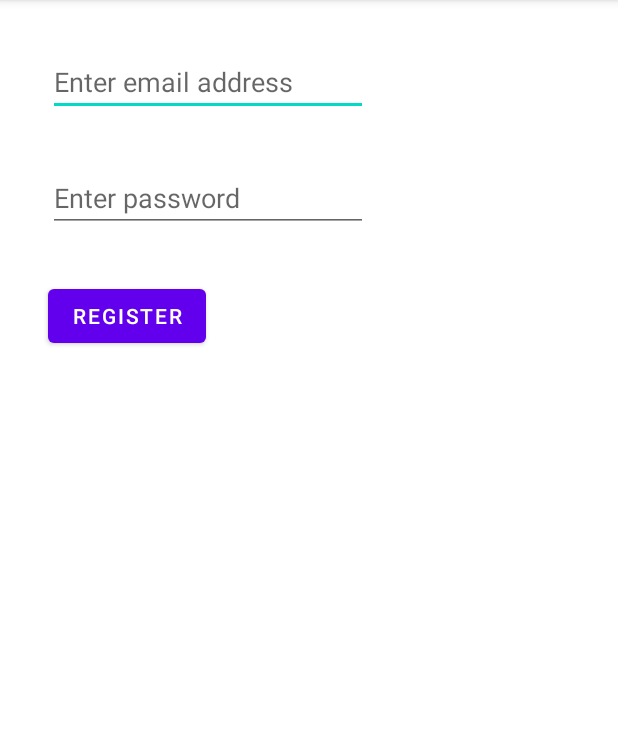
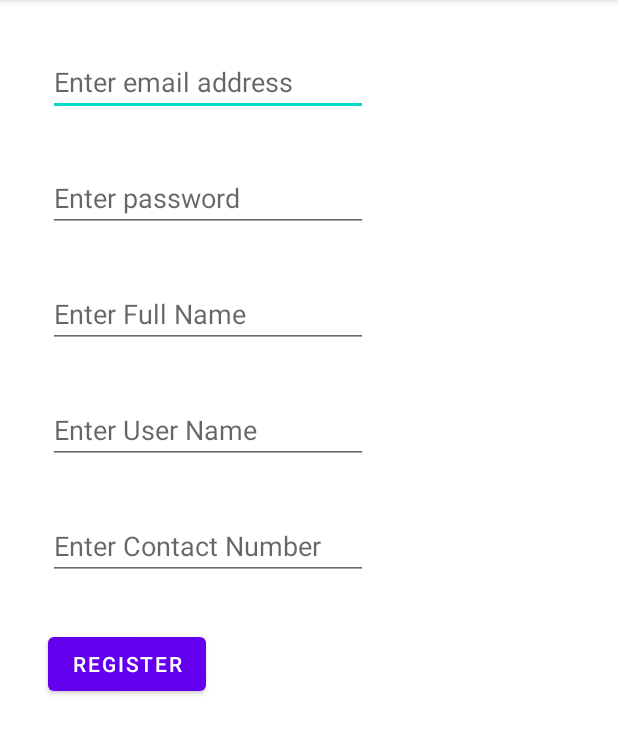
Before and after one commit to YashwardhanChavan/Firebase-Demo, an Android app: the RegisterActivity screen opened directly, with no data from a screen before it, after a tap on "REGISTER", on a phone screen of 412 x 824 dp, the part 84-839 px from its top. Run offline under Robolectric (Android 15) with nearby library versions, the phone set to English and light mode, and no system bars; our stand-ins replace Firebase (no records; nobody signed in at launch, a user with empty details on screens opened directly).

Commit message:
User is now able to LOGIN, REGISTER, LOGOUT and all the credentials namely email address, name, username and contact are stored in the database.

```diff
--- a/app/build.gradle
+++ b/app/build.gradle
@@ -35,6 +35,7 @@ dependencies {
     implementation 'com.google.android.material:material:1.2.1'
     implementation 'androidx.constraintlayout:constraintlayout:2.0.4'
     implementation 'com.google.firebase:firebase-auth:20.0.0'
+    implementation 'com.google.firebase:firebase-database:19.5.1'
     testImplementation 'junit:junit:4.+'
     androidTestImplementation 'androidx.test.ext:junit:1.1.2'
     androidTestImplementation 'androidx.test.espresso:espresso-core:3.3.0'
--- a/app/src/main/java/com/example/firebasedemo/LoginActivity.java
+++ b/app/src/main/java/com/example/firebasedemo/LoginActivity.java
@@ -5,6 +5,7 @@ import androidx.appcompat.app.AppCompatActivity;
 
 import android.content.Intent;
 import android.os.Bundle;
+import android.text.TextUtils;
 import android.view.View;
 import android.widget.EditText;
 import android.widget.Toast;
@@ -31,9 +32,14 @@ public class LoginActivity extends AppCompatActivity {
     public void loginUser(View view) {
         String email = mEditTextEmail.getText().toString();
         String password = mEditTextPassword.getText().toString();
-        login(email, password);
+        if (TextUtils.isEmpty(email) || TextUtils.isEmpty(password)) {
+            Toast.makeText(LoginActivity.this, "Enter all the Login Credentials!", Toast.LENGTH_SHORT).show();
+        } else {
+            login(email, password);
+        }
     }
-    public void login(String email, String password){
+
+    public void login(String email, String password) {
         auth.signInWithEmailAndPassword(email, password).addOnSuccessListener(new OnSuccessListener<AuthResult>() {
             @Override
             public void onSuccess(AuthResult authResult) {
--- a/app/src/main/java/com/example/firebasedemo/RegisterActivity.java
+++ b/app/src/main/java/com/example/firebasedemo/RegisterActivity.java
@@ -9,12 +9,18 @@ import android.widget.EditText;
 import android.widget.Toast;
 
 import com.google.firebase.auth.FirebaseAuth;
+import com.google.firebase.database.FirebaseDatabase;
 
 import org.w3c.dom.Text;
+
+import java.util.HashMap;
 
 public class RegisterActivity extends AppCompatActivity {
     private EditText mEditTextEmail;
     private EditText mEditTextPassword;
+    private EditText mEditTextName;
+    private EditText mEditTextUsername;
+    private EditText mEditTextContact;
     private FirebaseAuth auth;
 
     @Override
@@ -23,14 +29,20 @@ public class RegisterActivity extends AppCompatActivity {
         setContentView(R.layout.activity_register);
         mEditTextEmail = findViewById(R.id.edittext_email);
         mEditTextPassword = findViewById(R.id.edittext_password);
+        mEditTextName = findViewById(R.id.edittext_name);
+        mEditTextUsername = findViewById(R.id.edittext_user_name);
+        mEditTextContact = findViewById(R.id.edittext_contact_number);
         auth = FirebaseAuth.getInstance();
     }
 
     public void registerUser(View view) {
         String email = mEditTextEmail.getText().toString();
         String password = mEditTextPassword.getText().toString();
-        if (TextUtils.isEmpty(email) || TextUtils.isEmpty(password)){
-            Toast.makeText(this, "Enter email and password!", Toast.LENGTH_SHORT).show();
+        String name = mEditTextName.getText().toString();
+        String username = mEditTextUsername.getText().toString();
+        String contact = mEditTextContact.getText().toString();
+        if (TextUtils.isEmpty(email) || TextUtils.isEmpty(password) || TextUtils.isEmpty(name) || TextUtils.isEmpty(username) || TextUtils.isEmpty(contact)){
+            Toast.makeText(this, "Enter all the Credentials!", Toast.LENGTH_SHORT).show();
         }
         else if (password.length() < 6){
             Toast.makeText(this, "Password is too short!", Toast.LENGTH_SHORT).show();
@@ -42,6 +54,14 @@ public class RegisterActivity extends AppCompatActivity {
 
     public void register(String email, String password){
         auth.createUserWithEmailAndPassword(email, password);
+
+        HashMap<String, Object> map = new HashMap<>();
+        map.put("Name", mEditTextName.getText().toString());
+        map.put("Username", mEditTextUsername.getText().toString());
+        map.put("Contact", mEditTextContact.getText().toString());
+        map.put("Email Address", mEditTextEmail.getText().toString());
+        FirebaseDatabase.getInstance().getReference().push().updateChildren(map);
+
         Toast.makeText(this, "Registration successful!", Toast.LENGTH_SHORT).show();
     }
 }
--- a/app/src/main/res/layout/activity_register.xml
+++ b/app/src/main/res/layout/activity_register.xml
@@ -13,9 +13,9 @@
         android:layout_marginStart="32dp"
         android:layout_marginTop="32dp"
         android:ems="10"
+        android:hint="@string/enter_email_address"
         android:inputType="textEmailAddress"
         android:text=""
-        android:hint="@string/enter_email_address"
         app:layout_constraintStart_toStartOf="parent"
         app:layout_constraintTop_toTopOf="parent" />
 
@@ -26,9 +26,9 @@
         android:layout_marginStart="32dp"
         android:layout_marginTop="32dp"
         android:ems="10"
+        android:hint="@string/enter_password"
         android:inputType="textPassword"
         android:text=""
-        android:hint="@string/enter_password"
         app:layout_constraintStart_toStartOf="parent"
         app:layout_constraintTop_toBottomOf="@+id/edittext_email" />
 
@@ -38,8 +38,47 @@
         android:layout_height="wrap_content"
         android:layout_marginStart="32dp"
         android:layout_marginTop="32dp"
+        android:onClick="registerUser"
         android:text="@string/register"
         app:layout_constraintStart_toStartOf="parent"
-        app:layout_constraintTop_toBottomOf="@+id/edittext_password"
-        android:onClick="registerUser"/>
+        app:layout_constraintTop_toBottomOf="@+id/edittext_contact_number" />
+
+    <EditText
+        android:id="@+id/edittext_name"
+        android:layout_width="wrap_content"
+        android:layout_height="wrap_content"
+        android:layout_marginStart="32dp"
+        android:layout_marginTop="32dp"
+        android:ems="10"
+        android:hint="@string/enter_full_name"
+        android:inputType="textPersonName"
+        android:text=""
+        app:layout_constraintStart_toStartOf="parent"
+        app:layout_constraintTop_toBottomOf="@+id/edittext_password" />
+
+    <EditText
+        android:id="@+id/edittext_user_name"
+        android:layout_width="wrap_content"
+        android:layout_height="wrap_content"
+        android:layout_marginStart="32dp"
+        android:layout_marginTop="32dp"
+        android:ems="10"
+        android:hint="@string/enter_user_name"
+        android:inputType="textPersonName"
+        android:text=""
+        app:layout_constraintStart_toStartOf="parent"
+        app:layout_constraintTop_toBottomOf="@+id/edittext_name" />
+
+    <EditText
+        android:id="@+id/edittext_contact_number"
+        android:layout_width="wrap_content"
+        android:layout_height="wrap_content"
+        android:layout_marginStart="32dp"
+        android:layout_marginTop="32dp"
+        android:ems="10"
+        android:inputType="phone"
+        android:text=""
+        android:hint="@string/enter_contact_number"
+        app:layout_constraintStart_toStartOf="parent"
+        app:layout_constraintTop_toBottomOf="@+id/edittext_user_name" />
 </androidx.constraintlayout.widget.ConstraintLayout>
--- a/app/src/main/res/values/strings.xml
+++ b/app/src/main/res/values/strings.xml
@@ -10,4 +10,7 @@
     <string name="password">Password</string>
     <string name="login">Login</string>
     <string name="logout">Logout</string>
+    <string name="enter_full_name">Enter Full Name</string>
+    <string name="enter_user_name">Enter User Name</string>
+    <string name="enter_contact_number">Enter Contact Number</string>
 </resources>
```
